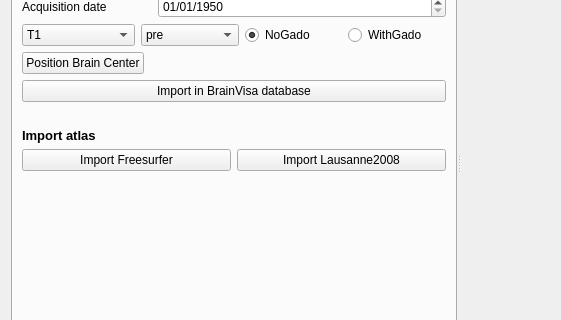
Before: the Qt Designer form ImageImport.ui in IntrAnatSEEGSoftware/IntrAnat, drawn with Qt 5; both pictures show x 0 to 561 and y 148 to 468 of the 1193 by 656 pixel window.
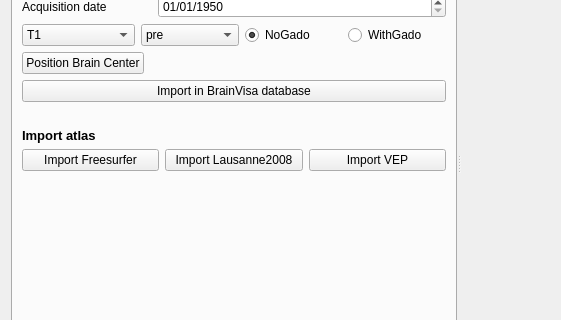
After: the same form once the commit is applied. The open tabs and pages were chosen to show the change.

The edit to the form file:
```diff
--- a/ImageImport.ui
+++ b/ImageImport.ui
@@ -660,6 +660,13 @@
             </property>
            </widget>
           </item>
+	  <item>
+>          <widget class="QPushButton" name="buttonImportVEP">
+>           <property name="text">
+>            <string>Import VEP</string>
+>           </property>
+>          </widget>
+>         </item>
          </layout>
         </item>
         <item>
```
